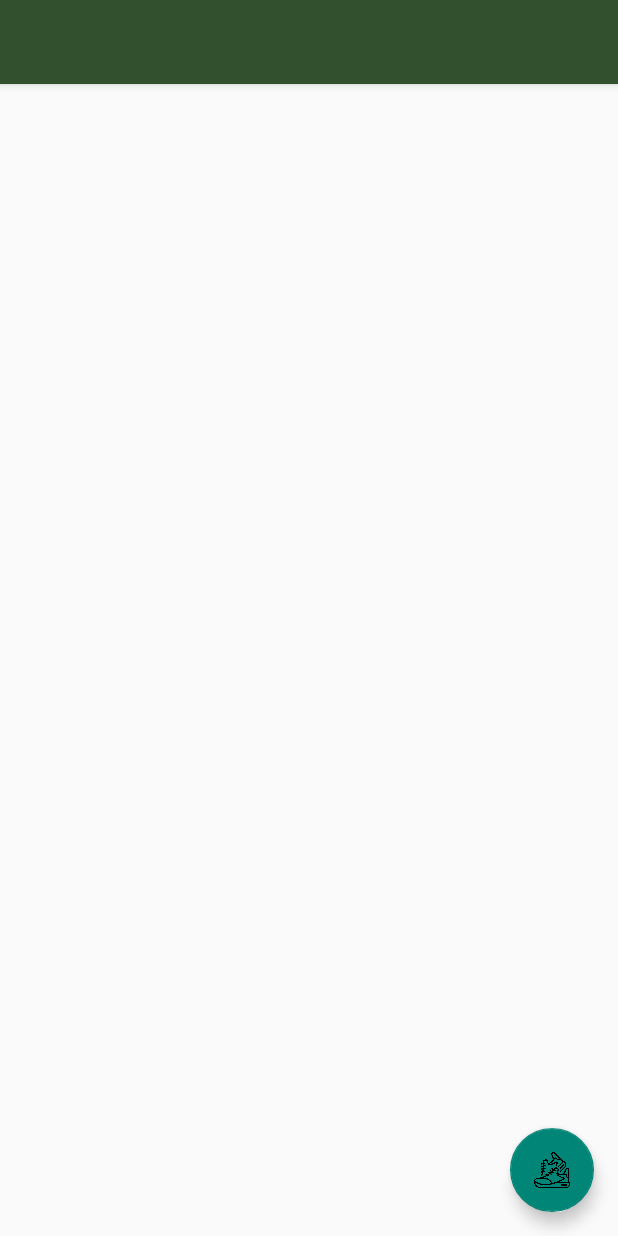
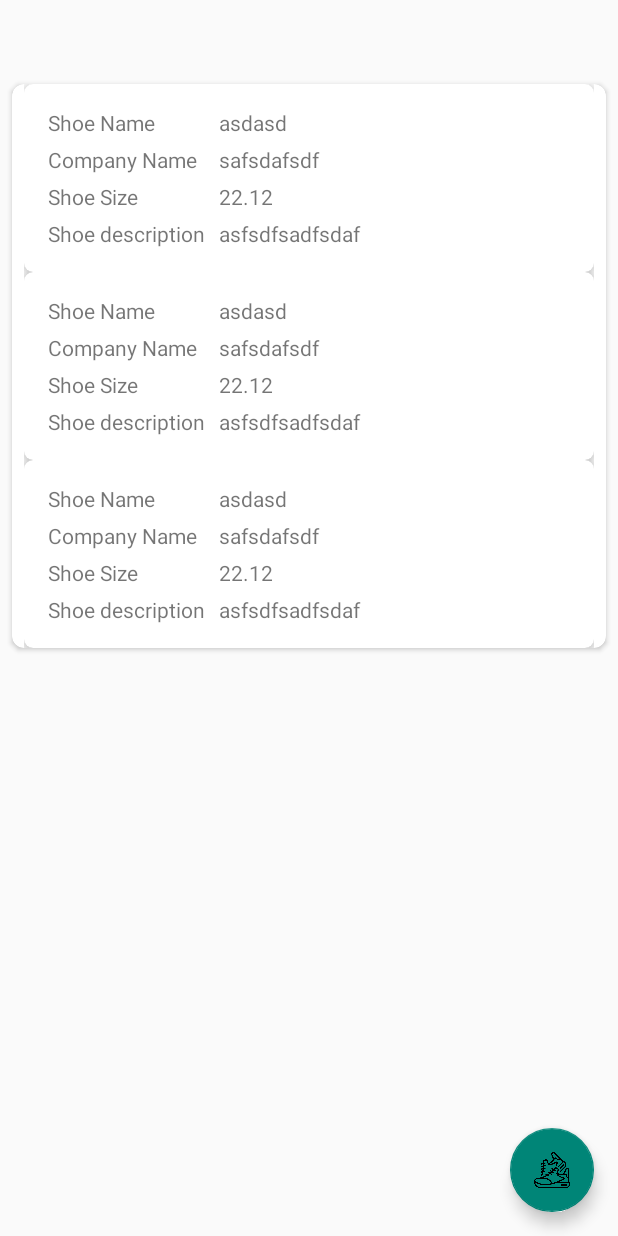
Before and after one commit to Ahmed7313/ShoeStore, an Android app: the ShoeListFragment screen opened through its navigation route, on a phone screen of 412 x 824 dp. Run offline under Robolectric (Android 15) with nearby library versions, the light colour scheme and no system bars; our stand-ins replace Timber, data binding; Roboto replaces fonts that are not available here; 1 statement that could not run was skipped.

Commit message:
FIrst upadte

```diff
--- a/app/src/main/java/com/udacity/shoestore/models/ShoeListFragment.kt
+++ b/app/src/main/java/com/udacity/shoestore/models/ShoeListFragment.kt
@@ -37,7 +37,7 @@ class ShoeListFragment : Fragment() {
                 .actionShoeListFragmentToAddingShoeFragment())
         }
 
-        shoeViewModel.getLivedataList.observe(viewLifecycleOwner, Observer { newShoe ->
+        shoeViewModel.shoeList.observe(viewLifecycleOwner, Observer { newShoe ->
             newShoe.forEach { shoe ->
                 var linearLayout = binding.listOfShoes
                 val view = layoutInflater.inflate(R.layout.list_item, null)
--- a/app/src/main/java/com/udacity/shoestore/models/ShoeViewModel.kt
+++ b/app/src/main/java/com/udacity/shoestore/models/ShoeViewModel.kt
@@ -8,7 +8,7 @@ import androidx.lifecycle.ViewModel
 class ShoeViewModel : ViewModel() {
 
     private val _shoeList = MutableLiveData<MutableList<Shoe>>()
-    val getLivedataList:LiveData<MutableList<Shoe>> get() = _shoeList
+    val shoeList:LiveData<MutableList<Shoe>> get() = _shoeList
 
 
     init {
@@ -17,11 +17,14 @@ class ShoeViewModel : ViewModel() {
 
     fun dummyData(){
         addShoe("asdasd", "22.12", "safsdafsdf", "asfsdfsadfsdaf")
+        addShoe("asdasd", "22.12", "safsdafsdf", "asfsdfsadfsdaf")
+        addShoe("asdasd", "22.12", "safsdafsdf", "asfsdfsadfsdaf")
+
     }
 
     fun addShoe(name: String, size: String, company: String, description: String) {
         var shoe= Shoe(name, size, company, description)
-        _shoeList.value?.add(shoe)
+        _shoeList.addNewItem(shoe)
 
     }
 
@@ -31,4 +34,10 @@ class ShoeViewModel : ViewModel() {
         company.text = shoe.company
         description.text = shoe.description
     }
+
+    fun <T> MutableLiveData<MutableList<T>>.addNewItem(item: T) {
+        val oldValue = this.value ?: mutableListOf()
+        oldValue.add(item)
+        this.value = oldValue
+    }
 }
--- a/app/src/main/res/layout/activity_main.xml
+++ b/app/src/main/res/layout/activity_main.xml
@@ -6,20 +6,6 @@
     android:layout_width="match_parent"
     android:layout_height="match_parent"
     tools:context=".MainActivity">
-
-    <com.google.android.material.appbar.AppBarLayout
-        android:layout_height="wrap_content"
-        android:layout_width="match_parent"
-        android:theme="@style/AppTheme.AppBarOverlay">
-
-        <androidx.appcompat.widget.Toolbar
-            android:id="@+id/toolbar"
-            android:layout_width="match_parent"
-            android:layout_height="?attr/actionBarSize"
-            android:background="@color/primaryDarkColor"
-            app:popupTheme="@style/AppTheme.PopupOverlay"/>
-
-    </com.google.android.material.appbar.AppBarLayout>
 
 
     <!-- The NavHostFragment within the activity_main layout -->
```
